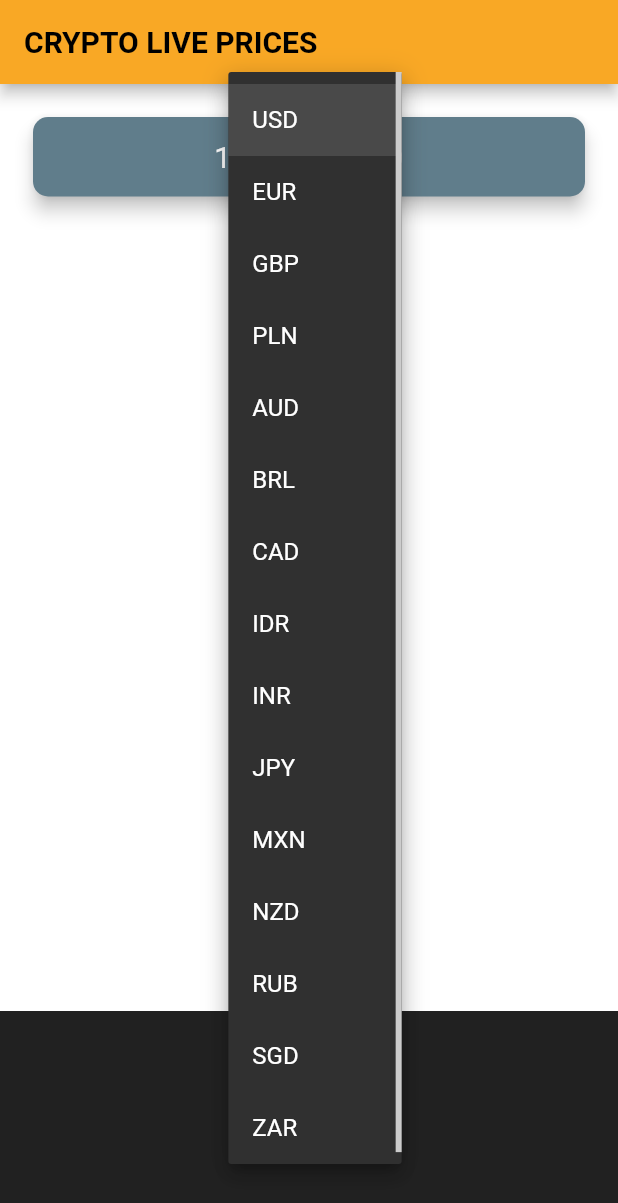
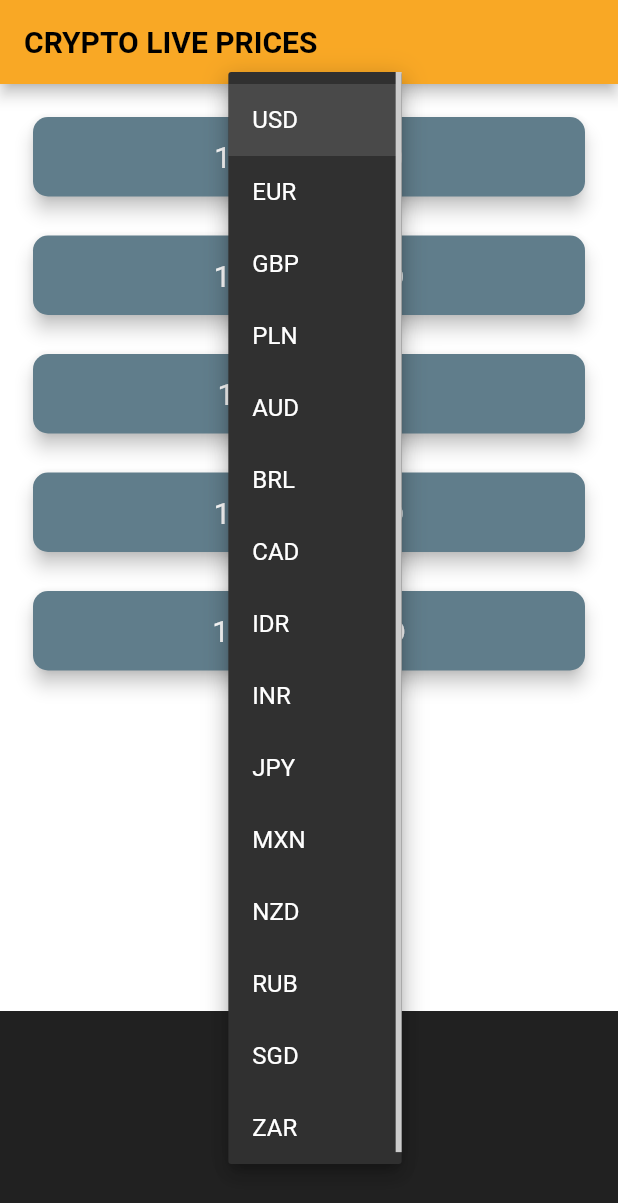
Before and after one commit to piotrstanny/flutter-crypto-live, a Flutter app: the screen it shows after launch, after a tap on "USD", on a phone screen of 412 x 824 dp. Shown: the top 1203 px of the screen. Run offline on Flutter 3.47's test engine with Material 2 defaults, Android fonts, the phone set to English and light mode, and no system bars; network calls fail.

```diff
--- a/lib/coin_data.dart
+++ b/lib/coin_data.dart
@@ -23,6 +23,8 @@ const List<String> cryptoList = [
   'BTC',
   'ETH',
   'LTC',
+  'XRP',
+  'BCH',
 ];
 
 const coinApiUrl = 'https://rest.coinapi.io/v1/exchangerate';
@@ -38,8 +40,6 @@ class CoinData {
 
       if (response.statusCode == 200) {
         var jsonResponse = convert.jsonDecode(response.body);
-        print(response.statusCode);
-        print(jsonResponse);
         cryptoPrices[crypto] = jsonResponse['rate'].toStringAsFixed(2);
       } else {
         print(response.statusCode);
--- a/lib/price_screen.dart
+++ b/lib/price_screen.dart
@@ -76,11 +76,13 @@ class _PriceScreenState extends State<PriceScreen> {
   List<Widget> getCryptoList() {
     List<CryptoCard> cryptoCards = [];
 
-    cryptoCards.add(CryptoCard(
-      selectedCoin: 'BTC',
-      price: isWaiting ? '?' : coinValues['BTC'],
-      selectedCurrency: selectedCurrency,
-    ));
+    for (String crypto in cryptoList) {
+      cryptoCards.add(CryptoCard(
+        selectedCoin: crypto,
+        price: isWaiting ? '?' : coinValues[crypto],
+        selectedCurrency: selectedCurrency,
+      ));
+    }
     return cryptoCards;
   }
 
```
